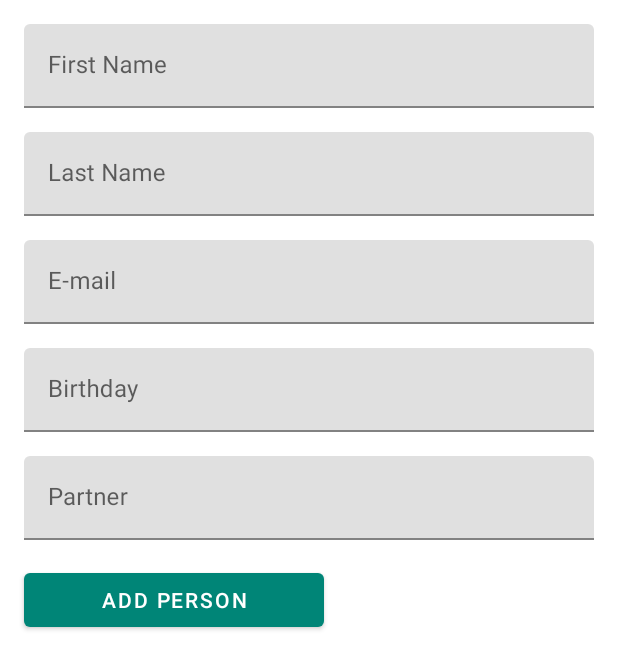
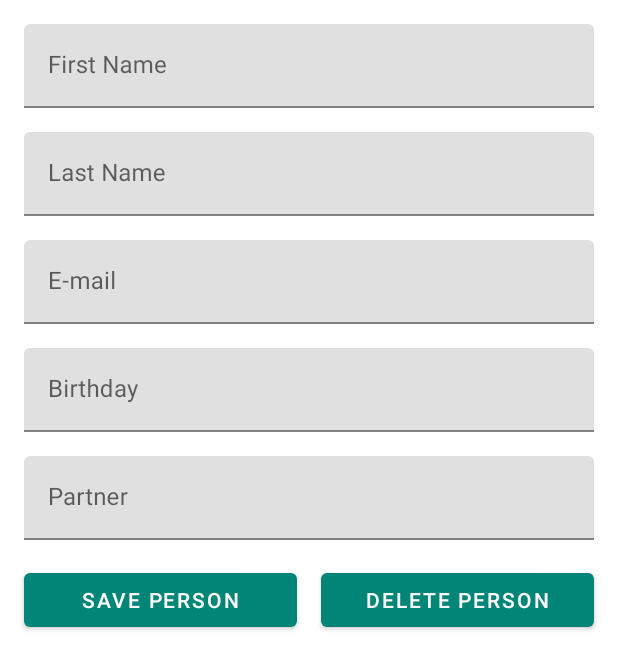
Before and after one commit to bertdeclercq/rambutan, an Android app: the EditPersonFragment screen opened through its navigation route, on a phone screen of 412 x 824 dp. Shown: the top 669 px of the screen. Run offline under Robolectric (Android 15) with nearby library versions, the phone set to English and light mode, and no system bars; our stand-ins replace Dagger/Hilt's generated code, Room's generated code, data binding; libraries missing offline, so code that uses them is left out: androidx.hilt.lifecycle.

Commit message:
Implement delete person

```diff
--- a/app/build.gradle
+++ b/app/build.gradle
@@ -16,7 +16,7 @@ android {
         minSdkVersion 23
         targetSdkVersion 30
         versionCode 1
-        versionName '0.1.2'
+        versionName '0.1.3'
         testInstrumentationRunner "androidx.test.runner.AndroidJUnitRunner"
         versionNameSuffix 'alpha'
     }
--- a/app/src/main/java/com/xunobulax/rambutan/ui/person/EditPersonViewModel.kt
+++ b/app/src/main/java/com/xunobulax/rambutan/ui/person/EditPersonViewModel.kt
@@ -78,6 +78,15 @@ class EditPersonViewModel @ViewModelInject constructor(private val database: Peo
         _navigateToFamilyFragment.value = true
     }
 
+    fun onDeletePerson() {
+        GlobalScope.launch {
+            _person.value?.let { person ->
+                database.deletePerson(person)
+            }
+        }
+        _navigateToFamilyFragment.value = true
+    }
+
     fun doneNavigating() {
         _showBirthdayPickerDialog.value = false
         _navigateToPartnerFragment.value = false
--- a/app/src/main/res/layout/fragment_edit_person.xml
+++ b/app/src/main/res/layout/fragment_edit_person.xml
@@ -107,13 +107,31 @@
         </com.google.android.material.textfield.TextInputLayout>
 
         <com.google.android.material.button.MaterialButton
-            android:id="@+id/addPerson"
-            android:layout_width="@dimen/length_normal"
+            android:id="@+id/savePerson"
+            android:layout_width="0dp"
             android:layout_height="wrap_content"
-            android:layout_margin="@dimen/margin_normal"
+            android:layout_marginStart="16dp"
+            android:layout_marginTop="16dp"
+            android:layout_marginEnd="8dp"
             android:onClick="@{() -> viewModel.onSavePerson()}"
-            android:text="@string/add_person"
+            android:text="@string/save_person"
+            app:layout_constraintEnd_toStartOf="@+id/deletePerson"
+            app:layout_constraintHorizontal_bias="0.5"
             app:layout_constraintStart_toStartOf="parent"
+            app:layout_constraintTop_toBottomOf="@+id/layoutPartner" />
+
+        <com.google.android.material.button.MaterialButton
+            android:id="@+id/deletePerson"
+            android:layout_width="0dp"
+            android:layout_height="wrap_content"
+            android:layout_marginStart="8dp"
+            android:layout_marginTop="16dp"
+            android:onClick="@{() -> viewModel.onDeletePerson()}"
+            android:layout_marginEnd="16dp"
+            android:text="@string/delete_person"
+            app:layout_constraintEnd_toEndOf="parent"
+            app:layout_constraintHorizontal_bias="0.5"
+            app:layout_constraintStart_toEndOf="@+id/savePerson"
             app:layout_constraintTop_toBottomOf="@+id/layoutPartner" />
 
     </androidx.constraintlayout.widget.ConstraintLayout>
--- a/app/src/main/res/values/strings.xml
+++ b/app/src/main/res/values/strings.xml
@@ -7,5 +7,6 @@
     <string name="partner">Partner</string>
     <string name="add_partner">Add partner</string>
     <string name="birthday">Birthday</string>
-    <string name="add_person">Add person</string>
+    <string name="save_person">Save person</string>
+    <string name="delete_person">Delete person</string>
 </resources>
```
